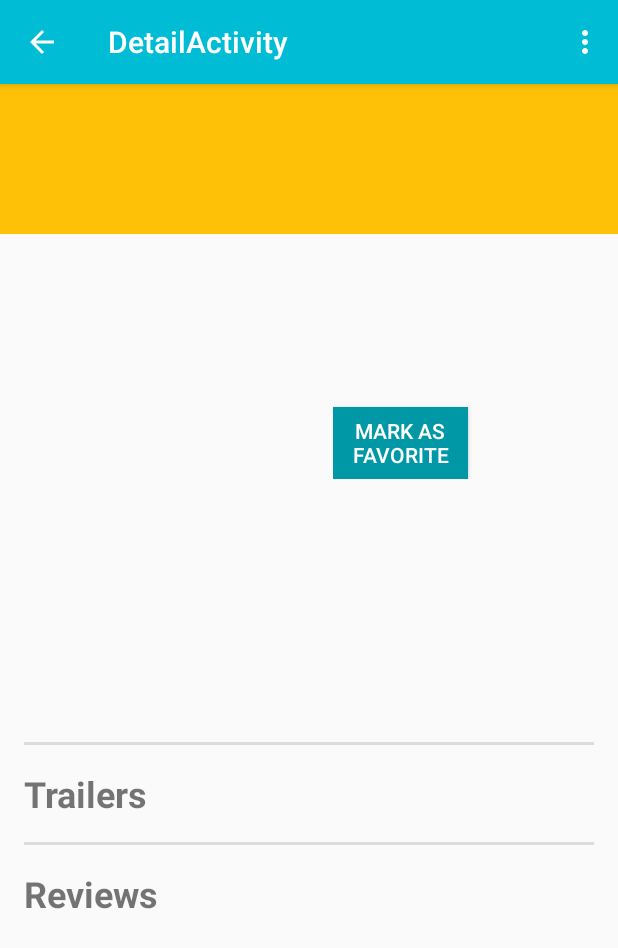
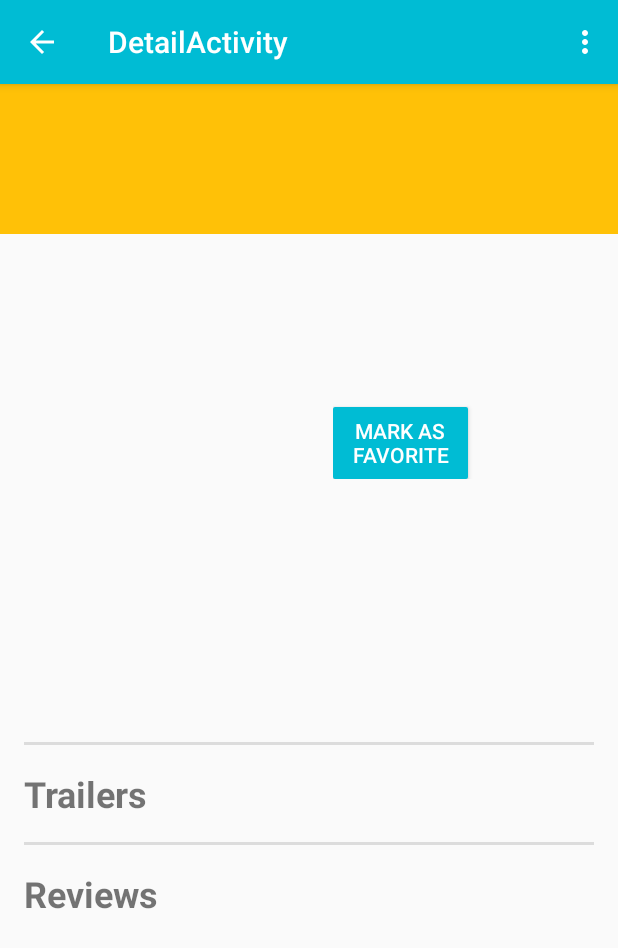
Before and after one commit to alexym/PopularMovies, an Android app: the DetailActivityFragment screen opened directly, with no data from a screen before it, on a phone screen of 412 x 824 dp. Shown: the top 948 px of the screen. Run offline under Robolectric (Android 15) with nearby library versions, the phone set to English and light mode, and no system bars; our stand-ins replace Picasso; libraries missing offline, so code that uses them is left out: retrofit.client, retrofit.http; pictures from the network do not load; 10 statements that could not run were skipped.

Commit message:
implementacion de pelicula favorita

```diff
--- a/app/src/main/java/alexym/com/popularmovies/Rest/Result.java
+++ b/app/src/main/java/alexym/com/popularmovies/Rest/Result.java
@@ -10,8 +10,9 @@ public class Result {
     private String content;
     private String url;
 
-    public Result() {
-
+    public Result(String author, String content) {
+        this.author = author;
+        this.content = content;
     }
 
     public String getId() {
--- /dev/null
+++ b/app/src/main/res/drawable-v21/fav_btn.xml
@@ -0,0 +1,10 @@
+<?xml version="1.0" encoding="utf-8"?>
+<ripple xmlns:android="http://schemas.android.com/apk/res/android"
+    android:color="@color/theme_default_primary_dark">
+    <item>
+        <shape xmlns:android="http://schemas.android.com/apk/res/android">
+            <corners android:radius="1dp" />
+            <solid android:color="@color/theme_default_primary" />
+        </shape>
+    </item>
+</ripple>
--- /dev/null
+++ b/app/src/main/res/drawable-v21/fav_select_btn.xml
@@ -0,0 +1,10 @@
+<?xml version="1.0" encoding="utf-8"?>
+<ripple xmlns:android="http://schemas.android.com/apk/res/android"
+    android:color="@color/yellow_dark">
+    <item>
+        <shape xmlns:android="http://schemas.android.com/apk/res/android">
+            <corners android:radius="1dp" />
+            <solid android:color="@color/yellow" />
+        </shape>
+    </item>
+</ripple>
--- /dev/null
+++ b/app/src/main/res/drawable/fav_btn.xml
@@ -0,0 +1,6 @@
+<?xml version="1.0" encoding="utf-8"?>
+<selector xmlns:android="http://schemas.android.com/apk/res/android">
+    <item android:drawable="@color/theme_default_primary_dark" android:state_pressed="true"/>
+    <item android:drawable="@color/theme_default_primary_light" android:state_focused="true"/>
+    <item android:drawable="@color/theme_default_primary"/>
+</selector>
--- /dev/null
+++ b/app/src/main/res/drawable/fav_select_btn.xml
@@ -0,0 +1,6 @@
+<?xml version="1.0" encoding="utf-8"?>
+<selector xmlns:android="http://schemas.android.com/apk/res/android">
+    <item android:drawable="@color/yellow_dark" android:state_pressed="true"/>
+    <item android:drawable="@color/yellow_light" android:state_focused="true"/>
+    <item android:drawable="@color/yellow"/>
+</selector>
--- a/app/src/main/res/layout/fragment_detail.xml
+++ b/app/src/main/res/layout/fragment_detail.xml
@@ -4,11 +4,9 @@
     android:layout_width="match_parent"
     android:layout_height="match_parent"
     tools:context="alexym.com.popularmovies.DetailActivityFragment">
-
     <RelativeLayout
         android:layout_width="match_parent"
         android:layout_height="match_parent">
-
         <TextView
             android:id="@+id/title_tv"
             android:layout_width="match_parent"
@@ -18,7 +16,6 @@
             android:textColor="@android:color/white"
             android:textSize="26sp"
             android:textStyle="bold" />
-
         <LinearLayout
             android:id="@+id/ly"
             android:layout_width="match_parent"
@@ -26,7 +23,6 @@
             android:layout_alignParentStart="true"
             android:layout_below="@id/title_tv"
             android:orientation="horizontal">
-
             <ImageView
                 android:id="@+id/poster_iv"
                 android:layout_width="match_parent"
@@ -34,28 +30,24 @@
                 android:layout_margin="@dimen/activity_horizontal_margin"
                 android:layout_weight="1"
                 android:transitionName="@string/image_card_animation" />
-
             <LinearLayout
                 android:layout_width="match_parent"
                 android:layout_height="wrap_content"
                 android:layout_margin="@dimen/activity_horizontal_margin"
                 android:layout_weight="1"
                 android:orientation="vertical">
-
                 <TextView
                     android:id="@+id/year_tv"
                     android:layout_width="wrap_content"
                     android:layout_height="wrap_content"
                     android:textSize="24sp"
                     android:textStyle="bold" />
-
                 <TextView
                     android:id="@+id/time_tv"
                     android:layout_width="wrap_content"
                     android:layout_height="wrap_content"
                     android:textSize="22sp"
                     android:textStyle="italic" />
-
                 <TextView
                     android:id="@+id/rate_tv"
                     android:layout_width="wrap_content"
@@ -68,15 +60,12 @@
                     android:layout_width="90dp"
                     android:layout_height="wrap_content"
                     android:textColor="@android:color/white"
-                    android:background="@color/theme_default_primary_dark"
+                    android:background="@drawable/fav_btn"
                     android:text="@string/favorite_disable"
                     android:layout_marginTop="@dimen/activity_horizontal_margin"
                     android:onClick="saveMovie"/>
-
             </LinearLayout>
         </LinearLayout>
-
-
         <TextView
             android:id="@+id/overview_tv"
             android:layout_width="match_parent"
--- a/app/src/main/res/values/colors.xml
+++ b/app/src/main/res/values/colors.xml
@@ -9,4 +9,8 @@
     <color name="secondarytext">#727272</color>
     <color name="dividercolor">#B6B6B6</color>
     <color name="black_transparent">#99000000</color>
+    <color name="yellow">#FFEB3B</color>
+    <color name="yellow_dark">#FBC02D</color>
+    <color name="yellow_light">#FFF9C4</color>
+
 </resources>
```
Also changed, not shown: app/src/main/java/alexym/com/popularmovies/DetailActivityFragment.java (+129 -28 lines).
